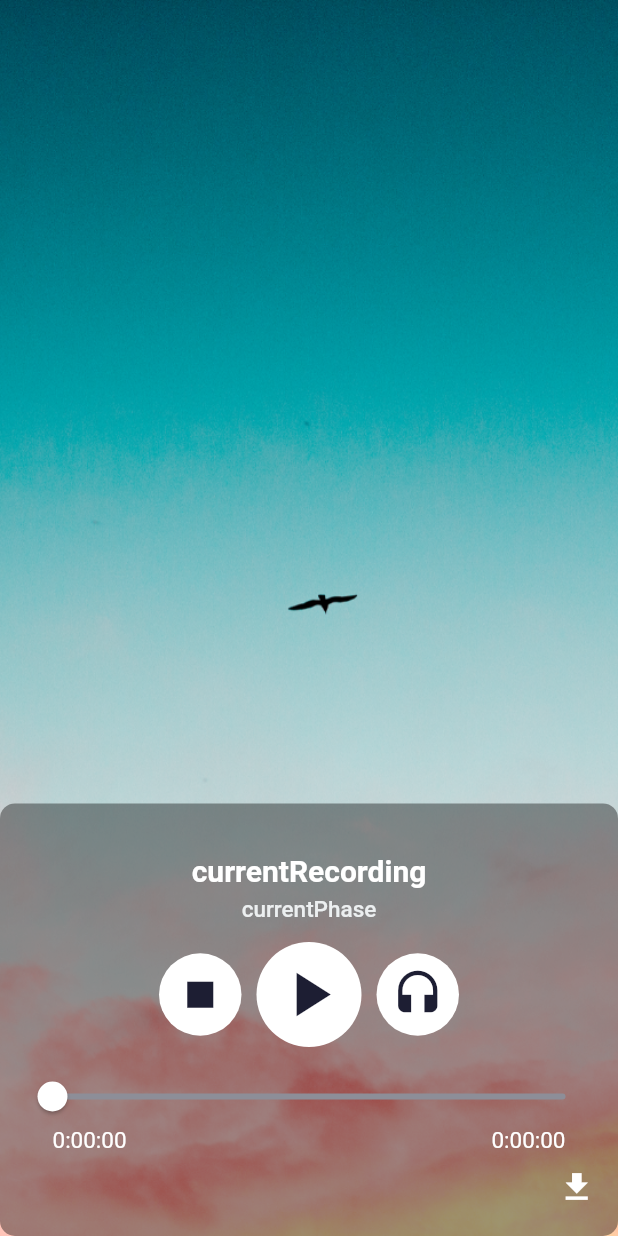
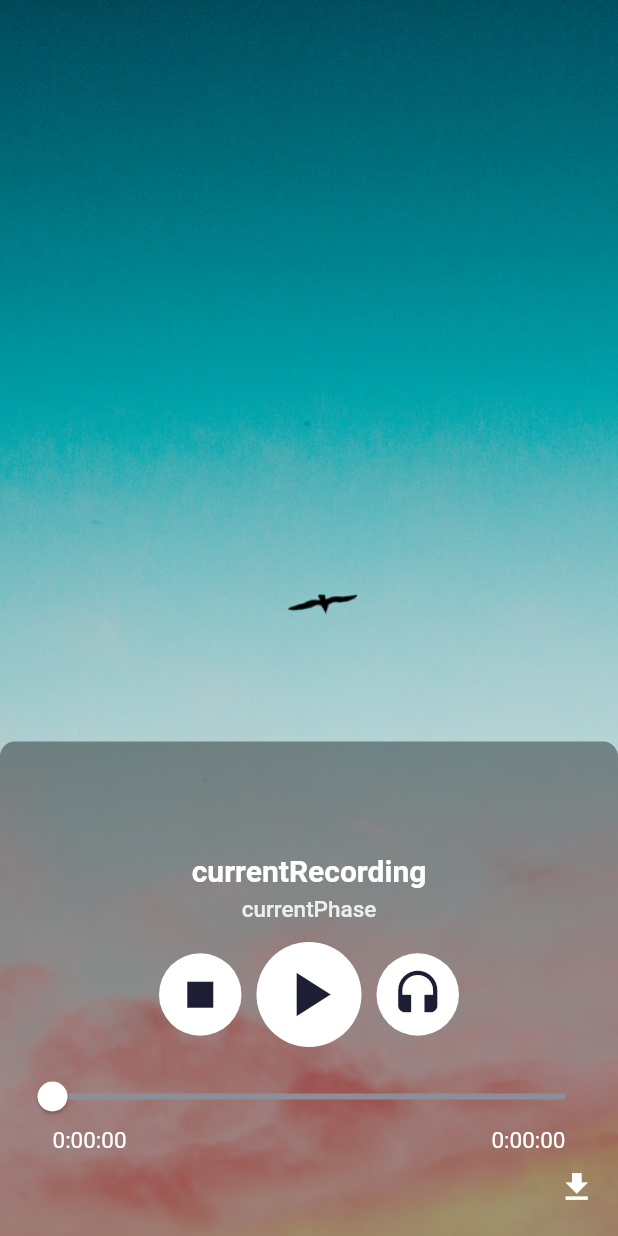
Before and after one commit to ManuelaGar/musicality, a Flutter app: the screen it shows after launch, on a phone screen of 412 x 824 dp. Run offline on Flutter 3.47's test engine with Material 2 defaults, Android fonts, the phone set to English and light mode, and no system bars; missing offline and left inert: audioplayer.

Commit message:
Update ui to avoid overflowing

```diff
--- a/lib/audio_paying_widget.dart
+++ b/lib/audio_paying_widget.dart
@@ -169,11 +169,14 @@ class _AudioPlayingWidgetState extends State<AudioPlayingWidget> {
         ),
         alignment: Alignment.bottomCenter,
         child: Container(
-          padding: EdgeInsets.fromLTRB(15.0, 0.0, 15.0, 20.0),
-          height: MediaQuery.of(context).copyWith().size.height * 0.35,
+          padding: EdgeInsets.fromLTRB(15.0, 10.0, 15.0, 20.0),
+          height: MediaQuery.of(context).copyWith().size.height * 0.4,
           decoration: BoxDecoration(
             color: Colors.black38,
-            borderRadius: BorderRadius.circular(10),
+            borderRadius: BorderRadius.only(
+              topLeft: Radius.circular(10.0),
+              topRight: Radius.circular(10.0),
+            ),
           ),
           child: Column(
             mainAxisAlignment: MainAxisAlignment.end,
```
